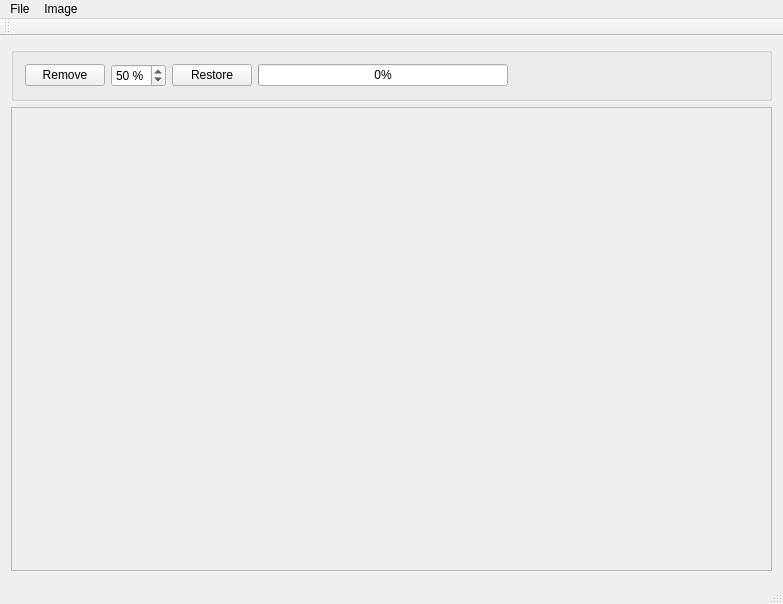
The window that src/ImageViewer.ui (IDemandASandwich/ImageRestorerQt) describes before a commit, drawn with Qt 5.
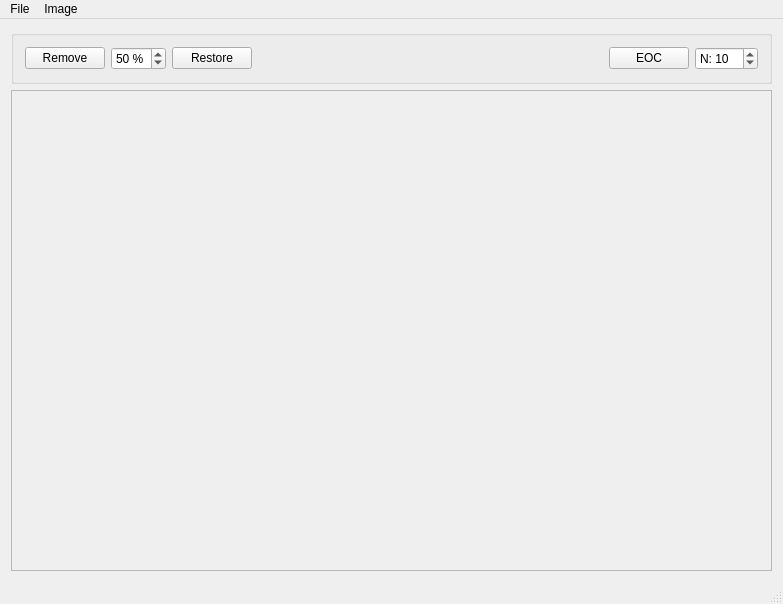
The same window after the commit.

Diff of the .ui file:
```diff
--- a/src/ImageViewer.ui
+++ b/src/ImageViewer.ui
@@ -75,16 +75,6 @@
          </property>
         </widget>
        </item>
-       <item>
-        <widget class="QProgressBar" name="progressBarRestore">
-         <property name="value">
-          <number>0</number>
-         </property>
-         <property name="textVisible">
-          <bool>true</bool>
-         </property>
-        </widget>
-       </item>
        <item>
         <spacer name="horizontalSpacer">
          <property name="orientation">
@@ -98,6 +88,29 @@
          </property>
         </spacer>
        </item>
+       <item>
+        <widget class="QPushButton" name="pushButtonEOC">
+         <property name="text">
+          <string>EOC</string>
+         </property>
+        </widget>
+       </item>
+       <item>
+        <widget class="QSpinBox" name="spinBoxN">
+         <property name="prefix">
+          <string>N: </string>
+         </property>
+         <property name="minimum">
+          <number>2</number>
+         </property>
+         <property name="maximum">
+          <number>500</number>
+         </property>
+         <property name="value">
+          <number>10</number>
+         </property>
+        </widget>
+       </item>
       </layout>
      </widget>
     </item>
@@ -118,7 +131,7 @@
          <x>0</x>
          <y>0</y>
          <width>763</width>
-         <height>479</height>
+         <height>484</height>
         </rect>
        </property>
       </widget>
@@ -152,14 +165,6 @@
    <addaction name="menuFile"/>
    <addaction name="menuImage"/>
   </widget>
-  <widget class="QToolBar" name="mainToolBar">
-   <attribute name="toolBarArea">
-    <enum>TopToolBarArea</enum>
-   </attribute>
-   <attribute name="toolBarBreak">
-    <bool>false</bool>
-   </attribute>
-  </widget>
   <widget class="QStatusBar" name="statusBar"/>
   <action name="actionOpen">
    <property name="text">
```
Left out of the diff: 2 changed lines with no effect on the pictures.
